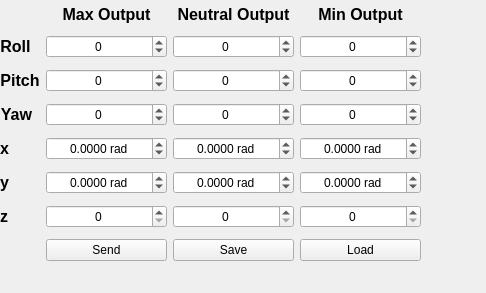
Old version of the form gcs/ui/parametercontrol.ui in the repository lijian8/ahns10.
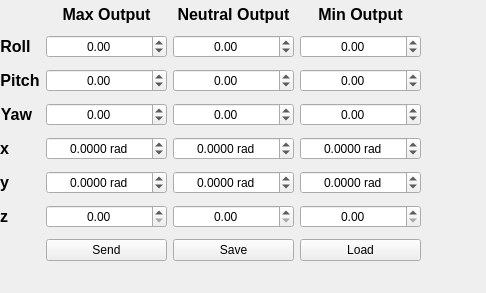
New version of the form.

Commit message: modification of gcs to add gains and parameters to view window

Diff of the .ui file:
```diff
--- a/gcs/ui/parametercontrol.ui
+++ b/gcs/ui/parametercontrol.ui
@@ -251,13 +251,13 @@
        <set>Qt::AlignCenter</set>
       </property>
       <property name="decimals">
-       <number>0</number>
+       <number>2</number>
       </property>
       <property name="minimum">
-       <double>-128.000000000000000</double>
+       <double>-1000.000000000000000</double>
       </property>
       <property name="maximum">
-       <double>127.000000000000000</double>
+       <double>1000.000000000000000</double>
       </property>
       <property name="singleStep">
        <double>1.000000000000000</double>
@@ -270,13 +270,13 @@
        <set>Qt::AlignCenter</set>
       </property>
       <property name="decimals">
-       <number>0</number>
+       <number>2</number>
       </property>
       <property name="minimum">
-       <double>-128.000000000000000</double>
+       <double>-1000.000000000000000</double>
       </property>
       <property name="maximum">
-       <double>127.000000000000000</double>
+       <double>1000.000000000000000</double>
       </property>
       <property name="singleStep">
        <double>1.000000000000000</double>
@@ -289,13 +289,13 @@
        <set>Qt::AlignCenter</set>
       </property>
       <property name="decimals">
-       <number>0</number>
+       <number>2</number>
       </property>
       <property name="minimum">
-       <double>-128.000000000000000</double>
+       <double>-1000.000000000000000</double>
       </property>
       <property name="maximum">
-       <double>127.000000000000000</double>
+       <double>1000.000000000000000</double>
       </property>
       <property name="singleStep">
        <double>1.000000000000000</double>
@@ -308,13 +308,13 @@
        <set>Qt::AlignCenter</set>
       </property>
       <property name="decimals">
-       <number>0</number>
+       <number>2</number>
       </property>
       <property name="minimum">
-       <double>-128.000000000000000</double>
+       <double>-1000.000000000000000</double>
       </property>
       <property name="maximum">
-       <double>127.000000000000000</double>
+       <double>1000.000000000000000</double>
       </property>
       <property name="singleStep">
        <double>1.000000000000000</double>
@@ -327,13 +327,13 @@
        <set>Qt::AlignCenter</set>
       </property>
       <property name="decimals">
-       <number>0</number>
+       <number>2</number>
       </property>
       <property name="minimum">
-       <double>-128.000000000000000</double>
+       <double>-1000.000000000000000</double>
       </property>
       <property name="maximum">
-       <double>127.000000000000000</double>
+       <double>1000.000000000000000</double>
       </property>
       <property name="singleStep">
        <double>1.000000000000000</double>
@@ -346,13 +346,13 @@
        <set>Qt::AlignCenter</set>
       </property>
       <property name="decimals">
-       <number>0</number>
+       <number>2</number>
       </property>
       <property name="minimum">
-       <double>-128.000000000000000</double>
+       <double>-1000.000000000000000</double>
       </property>
       <property name="maximum">
-       <double>127.000000000000000</double>
+       <double>1000.000000000000000</double>
       </property>
       <property name="singleStep">
        <double>1.000000000000000</double>
@@ -365,13 +365,13 @@
        <set>Qt::AlignCenter</set>
       </property>
       <property name="decimals">
-       <number>0</number>
+       <number>2</number>
       </property>
       <property name="minimum">
-       <double>-128.000000000000000</double>
+       <double>-1000.000000000000000</double>
       </property>
       <property name="maximum">
-       <double>127.000000000000000</double>
+       <double>1000.000000000000000</double>
       </property>
       <property name="singleStep">
        <double>1.000000000000000</double>
@@ -384,13 +384,13 @@
        <set>Qt::AlignCenter</set>
       </property>
       <property name="decimals">
-       <number>0</number>
+       <number>2</number>
       </property>
       <property name="minimum">
-       <double>-128.000000000000000</double>
+       <double>-1000.000000000000000</double>
       </property>
       <property name="maximum">
-       <double>127.000000000000000</double>
+       <double>1000.000000000000000</double>
       </property>
       <property name="singleStep">
        <double>1.000000000000000</double>
@@ -516,13 +516,13 @@
        <string/>
       </property>
       <property name="decimals">
-       <number>0</number>
+       <number>2</number>
       </property>
       <property name="minimum">
        <double>0.000000000000000</double>
       </property>
       <property name="maximum">
-       <double>127.000000000000000</double>
+       <double>1000.000000000000000</double>
       </property>
       <property name="singleStep">
        <double>1.000000000000000</double>
@@ -538,13 +538,13 @@
        <string/>
       </property>
       <property name="decimals">
-       <number>0</number>
+       <number>2</number>
       </property>
       <property name="minimum">
        <double>0.000000000000000</double>
       </property>
       <property name="maximum">
-       <double>127.000000000000000</double>
+       <double>1000.000000000000000</double>
       </property>
       <property name="singleStep">
        <double>1.000000000000000</double>
@@ -560,7 +560,7 @@
        <string/>
       </property>
       <property name="decimals">
-       <number>0</number>
+       <number>2</number>
       </property>
       <property name="minimum">
        <double>0.000000000000000</double>
@@ -579,13 +579,13 @@
        <set>Qt::AlignCenter</set>
       </property>
       <property name="decimals">
-       <number>0</number>
+       <number>2</number>
       </property>
       <property name="minimum">
-       <double>-128.000000000000000</double>
+       <double>-1000.000000000000000</double>
       </property>
       <property name="maximum">
-       <double>127.000000000000000</double>
+       <double>1000.000000000000000</double>
       </property>
       <property name="singleStep">
        <double>1.000000000000000</double>
```
Left out of the diff: 24 changed lines with no effect on the pictures. The commit also changes 4 other files.
